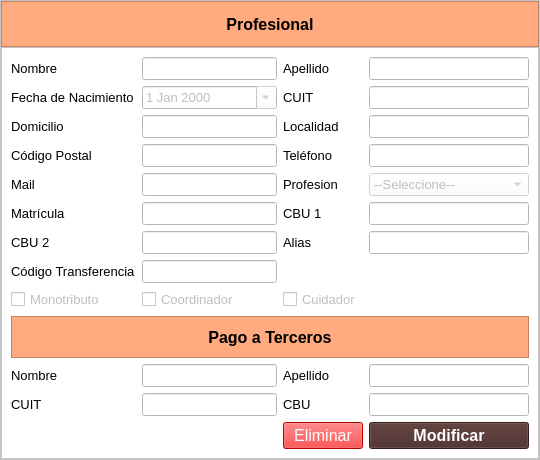
Old version of the form gui/profesionales/ver_profesional.ui in the repository ayenaccarato/Marcanac.
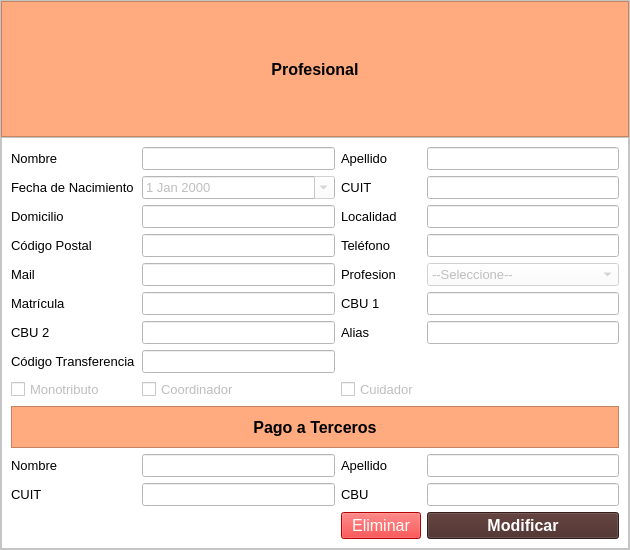
New version of the form. Icons and pictures are not drawn.

The edit to the form file:
```diff
--- a/gui/profesionales/ver_profesional.ui
+++ b/gui/profesionales/ver_profesional.ui
@@ -6,8 +6,8 @@
    <rect>
     <x>0</x>
     <y>0</y>
-    <width>540</width>
-    <height>460</height>
+    <width>630</width>
+    <height>550</height>
    </rect>
   </property>
   <property name="windowTitle">
```
Left out of the diff: 3 changed lines with no effect on the pictures.
